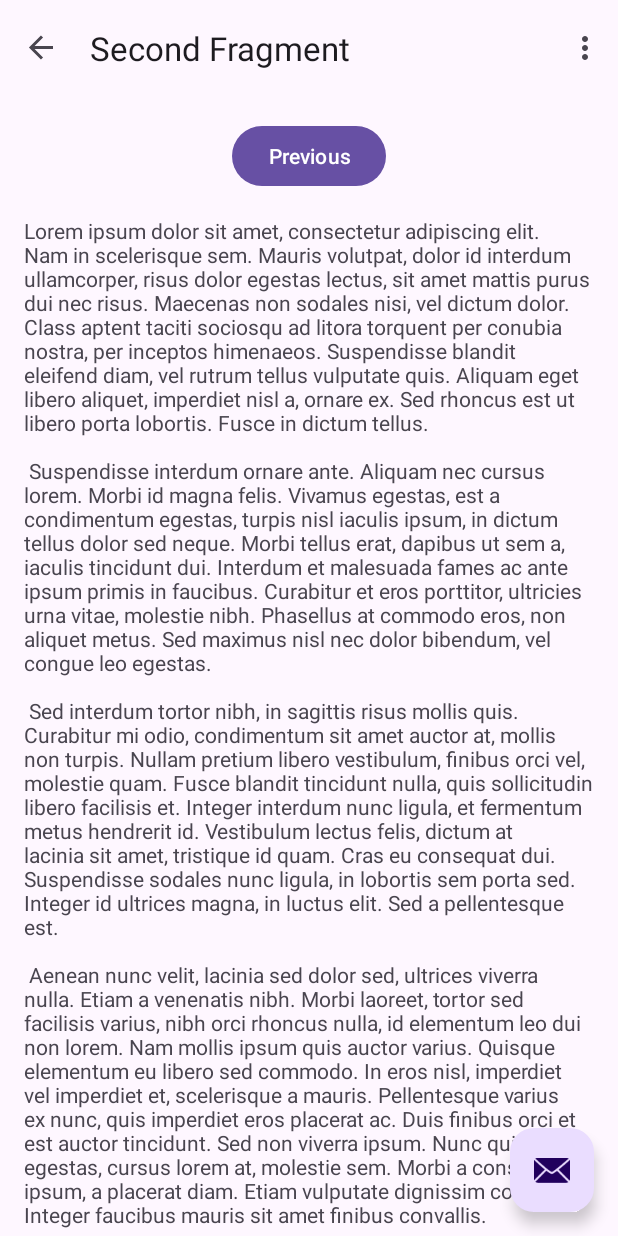
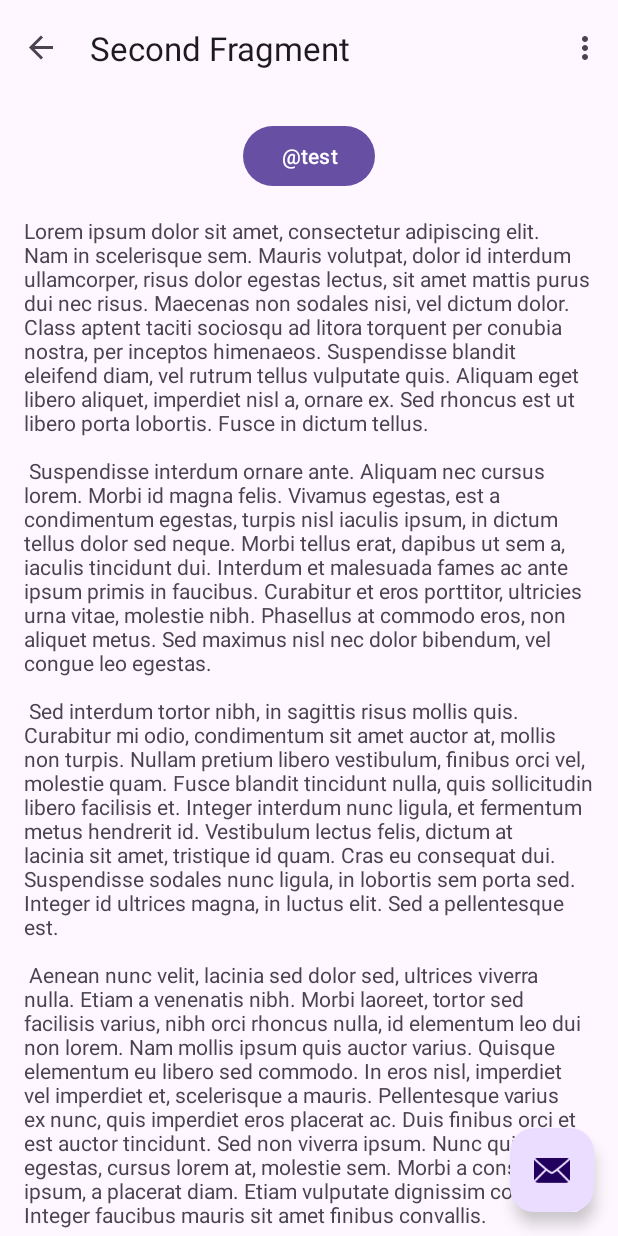
Before and after one commit to DevinMcLaugh2104/CrossTalk, an Android app: the SecondFragment screen opened through its navigation route, on a phone screen of 412 x 824 dp. Run offline under Robolectric (Android 15) with nearby library versions, the phone set to English and light mode, and no system bars; our stand-ins replace navigation-ui.

Commit message:
Test Push!

```diff
--- a/app/src/main/res/layout/fragment_second.xml
+++ b/app/src/main/res/layout/fragment_second.xml
@@ -14,7 +14,7 @@
                 android:id="@+id/button_second"
                 android:layout_width="wrap_content"
                 android:layout_height="wrap_content"
-                android:text="@string/previous"
+                android:text="@test"
                 app:layout_constraintBottom_toTopOf="@id/textview_second"
                 app:layout_constraintEnd_toEndOf="parent"
                 app:layout_constraintStart_toStartOf="parent"
```
